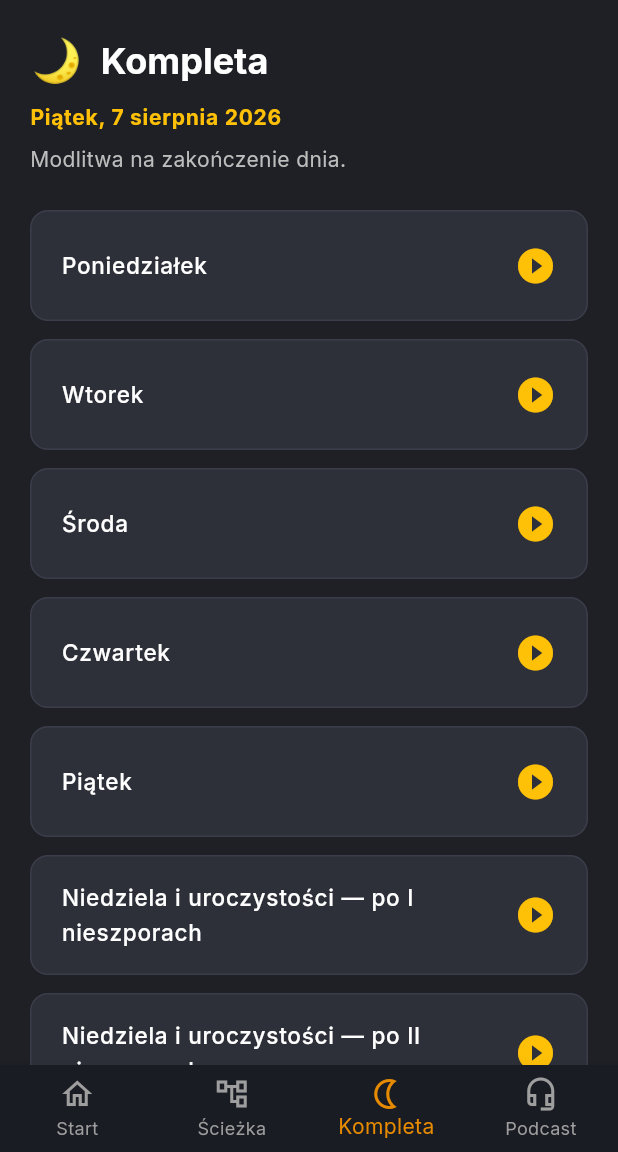
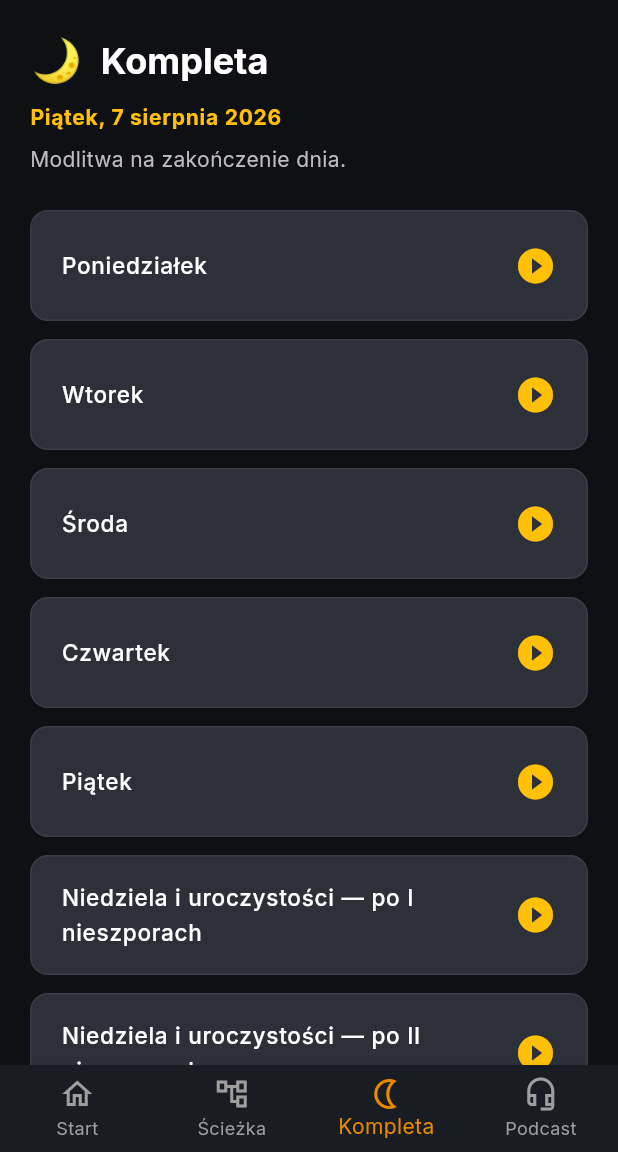
Before and after one commit to lobrusik/zpasjidoliturgii_app, a Flutter app: the PlanScreen screen opened by its route, on a phone screen of 412 x 824 dp, the part 84-1236 px from its top. Run offline on Flutter 3.47's test engine with Material 3 defaults, Android fonts, the phone set to English and light mode, and no system bars; our stand-ins replace cached_network_image, carousel_slider, cloud_firestore, connectivity_plus, equatable, firebase_auth and 10 more; accounts and stored records are empty; network calls fail.

Commit message:
Fixed completorium -v7

```diff
--- a/lib/features/liturgical_courses/presentation/screens/plan_screen.dart
+++ b/lib/features/liturgical_courses/presentation/screens/plan_screen.dart
@@ -1,7 +1,6 @@
 import 'package:flutter/material.dart';
+import 'package:go_router/go_router.dart';
 import 'package:intl/intl.dart';
-//import 'completorium_day_detail_screen.dart';
-import 'package:go_router/go_router.dart';
 
 class PlanScreen extends StatelessWidget {
   const PlanScreen({super.key});
@@ -21,10 +20,7 @@ class PlanScreen extends StatelessWidget {
       {'title': 'Niedziela i uroczystości — po II nieszporach', 'url': 'https://youtu.be/c2ABsqVR92M?si=Ja4BJojSVmL8CADK'},
     ];
 
-    return Scaffold(
-      backgroundColor: const Color(0xFF1E2026),
-      body: SafeArea(
-        child: SingleChildScrollView(
+    return SingleChildScrollView(
       padding: const EdgeInsets.all(20.0),
       child: Column(
         crossAxisAlignment: CrossAxisAlignment.start,
@@ -64,7 +60,7 @@ class PlanScreen extends StatelessWidget {
             return Container(
               margin: const EdgeInsets.only(bottom: 12),
               decoration: BoxDecoration(
-                    color: const Color(0xFF2D3039), // Kolor kafelków
+                color: const Color(0xFF2D3039),
                 borderRadius: BorderRadius.circular(12),
                 border: Border.all(color: const Color(0xFF3B3E4A)),
               ),
@@ -79,14 +75,13 @@ class PlanScreen extends StatelessWidget {
                   ),
                 ),
                 trailing: const Icon(Icons.play_circle_fill, color: Colors.amber, size: 28),
-
                 onTap: () {
                   context.push(
                     '/plan/details/${Uri.encodeComponent(day['title']!)}',
                     extra: {
                       'title': day['title']!,
                       'url': day['url']!,
-                        }
+                    },
                   );
                 },
               ),
@@ -95,8 +90,6 @@ class PlanScreen extends StatelessWidget {
           const SizedBox(height: 48),
         ],
       ),
-        ),
-      ),
     );
   }
 }
```
Lines whose indentation alone changed are shown as unchanged.
